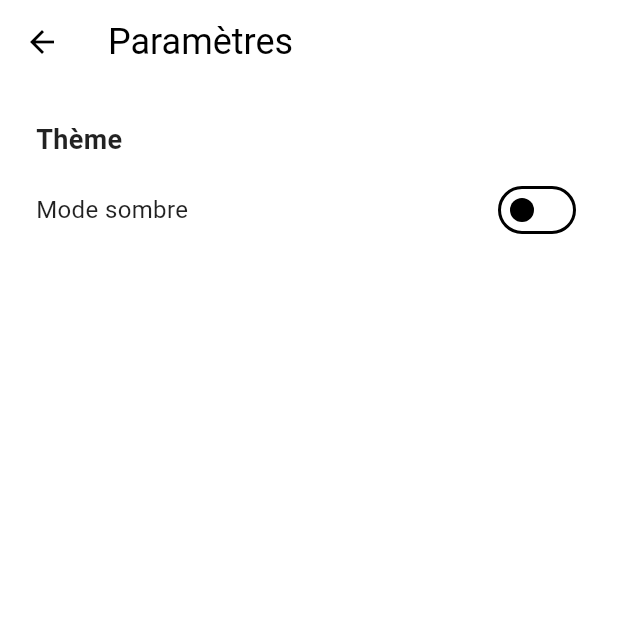
After one commit to Frivox1/rememberme, a Flutter app: the SettingsScreen screen opened directly, on a phone screen of 412 x 824 dp, the top half of it. The commit adds this screen. Run offline on Flutter 3.47's test engine with Material 3 defaults, Android fonts, the phone set to English and light mode, and no system bars; our stand-ins replace flutter_local_notifications, hive_ce, hive_ce_flutter, image_cropper, image_picker, shared_preferences and 2 more; accounts and stored records are empty.

Commit message:
dark white theme settings page

```diff
--- /dev/null
+++ b/devtools_options.yaml
@@ -0,0 +1,3 @@
+description: This file stores settings for Dart & Flutter DevTools.
+documentation: https://docs.flutter.dev/tools/devtools/extensions#configure-extension-enablement-states
+extensions:
--- /dev/null
+++ b/lib/providers/theme_provider.dart
@@ -0,0 +1,27 @@
+import 'package:flutter/material.dart';
+import 'package:shared_preferences/shared_preferences.dart';
+
+class ThemeProvider with ChangeNotifier {
+  ThemeMode _themeMode = ThemeMode.dark;
+
+  ThemeMode get themeMode => _themeMode;
+
+  ThemeProvider() {
+    _loadTheme(); // Charge le thème sauvegardé
+  }
+
+  void _loadTheme() async {
+    SharedPreferences prefs = await SharedPreferences.getInstance();
+    bool isDark = prefs.getBool('isDarkTheme') ?? false;
+    _themeMode = isDark ? ThemeMode.dark : ThemeMode.light;
+    notifyListeners();
+  }
+
+  void toggleTheme() async {
+    _themeMode =
+        _themeMode == ThemeMode.light ? ThemeMode.dark : ThemeMode.light;
+    SharedPreferences prefs = await SharedPreferences.getInstance();
+    await prefs.setBool('isDarkTheme', _themeMode == ThemeMode.dark);
+    notifyListeners();
+  }
+}
--- /dev/null
+++ b/lib/screens/settings_screen.dart
@@ -0,0 +1,39 @@
+import 'package:flutter/material.dart';
+import 'package:provider/provider.dart';
+import 'package:rememberme/providers/theme_provider.dart';
+
+class SettingsScreen extends StatelessWidget {
+  @override
+  Widget build(BuildContext context) {
+    final themeProvider = Provider.of<ThemeProvider>(context);
+
+    return Scaffold(
+      appBar: AppBar(title: Text("Paramètres", style: TextStyle(fontSize: 24))),
+      body: Padding(
+        padding: const EdgeInsets.all(24.0),
+        child: Column(
+          crossAxisAlignment: CrossAxisAlignment.start,
+          children: [
+            Text(
+              "Thème",
+              style: TextStyle(fontSize: 18, fontWeight: FontWeight.bold),
+            ),
+            SizedBox(height: 10),
+            Row(
+              mainAxisAlignment: MainAxisAlignment.spaceBetween,
+              children: [
+                Text("Mode sombre", style: TextStyle(fontSize: 16)),
+                Switch(
+                  value: themeProvider.themeMode == ThemeMode.dark,
+                  onChanged: (value) {
+                    themeProvider.toggleTheme();
+                  },
+                ),
+              ],
+            ),
+          ],
+        ),
+      ),
+    );
+  }
+}
```
Also changed, not shown: lib/main.dart (+11 -21 lines), lib/screens/home_screen.dart (+14 -0 lines).
